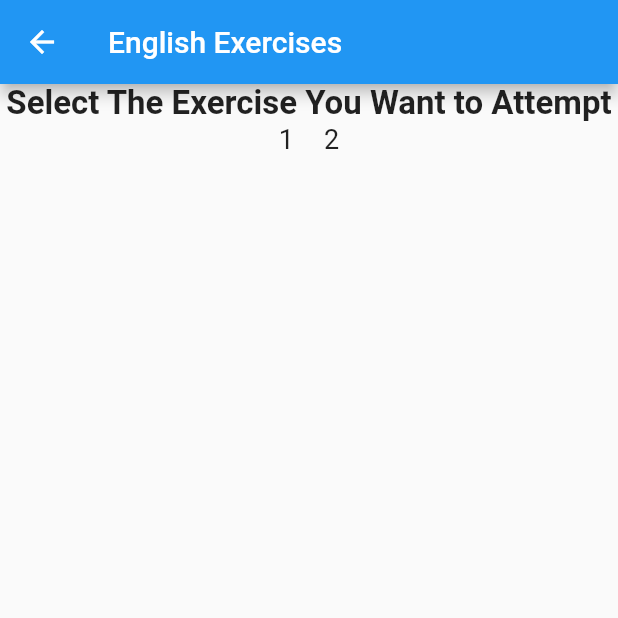
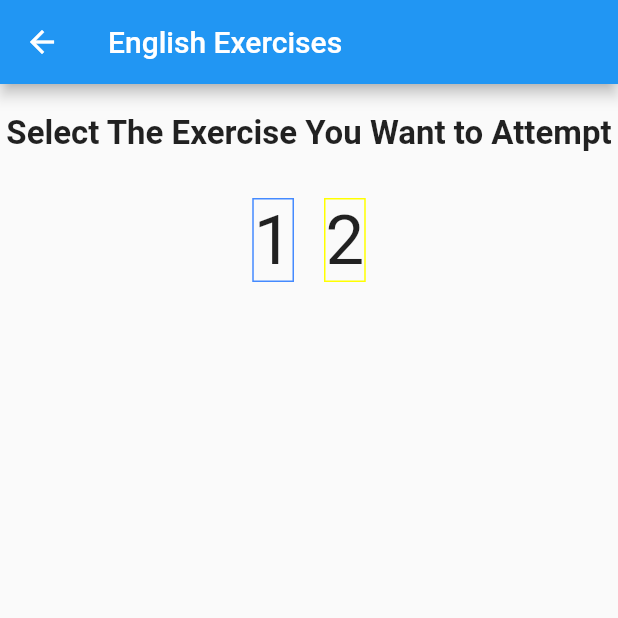
Before and after one commit to zimnhashman/intelligent_teacher, a Flutter app: the UserEnglishSelector screen opened directly, on a phone screen of 412 x 824 dp, the top half of it. Run offline on Flutter 3.47's test engine with Material 2 defaults, Android fonts, the phone set to English and light mode, and no system bars; our stand-ins replace get, shared_preferences, webview_flutter; missing offline and left inert: webview_flutter_web; accounts and stored records are empty.

Commit message:
feat: English Content Page

```diff
--- a/lib/main.dart
+++ b/lib/main.dart
@@ -1,13 +1,16 @@
 import 'package:flutter/material.dart';
 import 'package:get/get_navigation/get_navigation.dart';
 import 'package:get/get.dart';
-import 'package:intelligent_teacher/userLearner/categoryPage.dart';
-import 'package:intelligent_teacher/userLearner/english/englishComprehensionOne.dart';
-import 'package:intelligent_teacher/loginPage.dart';
-import 'package:intelligent_teacher/userLearner/ict/ictQuestionAndAnswer.dart';
-import 'adminTeacher/English/addQuestions.dart';
+import 'package:intelligent_teacher/userLearner/english/englishContentPage.dart';
+import 'package:webview_flutter/webview_flutter.dart';
+import 'package:webview_flutter_web/webview_flutter_web.dart';
+
+
+
 
 void main() {
+  WidgetsFlutterBinding.ensureInitialized();
+  WebView.platform = WebWebViewPlatform();
   runApp(MyApp());
 }
 
@@ -21,8 +24,9 @@ class MyApp extends StatelessWidget {
 
         primarySwatch: Colors.blue,
       ),
-      home: LoginPage(
-      ),
+      home:
+          EnglishContent(),
+      //LoginPage(),
     );
   }
 }
--- a/lib/userLearner/categoryPage.dart
+++ b/lib/userLearner/categoryPage.dart
@@ -5,6 +5,7 @@ import 'package:get/get_navigation/get_navigation.dart';
 import 'package:intelligent_teacher/userLearner/english/englishCategory.dart';
 import 'package:intelligent_teacher/userLearner/ict/ictQuestionAndAnswer.dart';
 
+import 'english/englishNavigator.dart';
 import 'maths/mathsQuestions.dart';
 
 
@@ -42,7 +43,7 @@ class UserCategories extends StatelessWidget {
                       width: 250,
                       child: GestureDetector(
                         onTap: () => Get.to(
-                          UserEnglishSelector()
+                          EnglishNavigator()
                         ),
                         child: Column(
                           children: [
--- a/lib/userLearner/english/englishCategory.dart
+++ b/lib/userLearner/english/englishCategory.dart
@@ -32,11 +32,14 @@ class _UserEnglishSelectorState extends State<UserEnglishSelector> {
           if (snapshot.hasData == true) {
             return Column(
               children: [
+                SizedBox(height: 20.0,),
                 Text('Select The Exercise You Want to Attempt', style: TextStyle(
                   fontWeight: FontWeight.bold,
                   fontSize: 22.0,
                 ),),
+                SizedBox(height: 30.0,),
                 Row(
+                  crossAxisAlignment: CrossAxisAlignment.center,
                   mainAxisAlignment: MainAxisAlignment.center,
                   children: <Widget>[
                     GestureDetector(
@@ -45,8 +48,11 @@ class _UserEnglishSelectorState extends State<UserEnglishSelector> {
                         Get.to(EnglishQuestionAnswerOne());
                       },
                       child: Container(
+                        decoration: BoxDecoration(
+                            border: Border.all(color: Colors.purpleAccent)
+                        ),
                         child: Text('1', style: TextStyle(
-                          fontSize: 18.0,
+                          fontSize: 46.0,
                         ),),
                       ),
                     ),
@@ -59,8 +65,11 @@ class _UserEnglishSelectorState extends State<UserEnglishSelector> {
                         Get.to(EnglishQuestionAnswerTwo());
                       },
                       child: Container(
+                        decoration: BoxDecoration(
+                          border: Border.all(color: Colors.blueAccent)
+                        ),
                         child: Text('2', style: TextStyle(
-                            fontSize: 18.0
+                            fontSize: 46.0
                         ),),
                       ),
                     ),
@@ -73,8 +82,11 @@ class _UserEnglishSelectorState extends State<UserEnglishSelector> {
                         SystemSound.play(SystemSoundType.click),
                         Get.to(EnglishQuestionAnswerThree())},
                       child: Container(
+                        decoration: BoxDecoration(
+                            border: Border.all(color: Colors.redAccent)
+                        ),
                         child: Text('3', style: TextStyle(
-                            fontSize: 18.0
+                            fontSize: 46.0
                         ),),
                       ),
                     ),
@@ -87,8 +99,12 @@ class _UserEnglishSelectorState extends State<UserEnglishSelector> {
                         Get.to(EnglishQuestionAnswerFour());
                       },
                       child: Container(
+                        decoration: BoxDecoration(
+                            border: Border.all(
+                                color: Colors.yellowAccent)
+                        ),
                         child: Text('4', style: TextStyle(
-                            fontSize: 18.0
+                            fontSize: 46.0
                         ),),
                       ),
                     ),
@@ -100,11 +116,14 @@ class _UserEnglishSelectorState extends State<UserEnglishSelector> {
           } else {
             return Column(
               children: [
+                SizedBox(height: 20.0,),
                 Text('Select The Exercise You Want to Attempt', style: TextStyle(
                   fontWeight: FontWeight.bold,
                   fontSize: 22.0,
                 ),),
+                SizedBox(height: 30.0,),
                 Row(
+                  crossAxisAlignment: CrossAxisAlignment.center,
                   mainAxisAlignment: MainAxisAlignment.center,
                   children: <Widget>[
                     GestureDetector(
@@ -113,8 +132,11 @@ class _UserEnglishSelectorState extends State<UserEnglishSelector> {
                         Get.to(EnglishQuestionAnswerOne());
                       },
                       child: Container(
+                        decoration: BoxDecoration(
+                            border: Border.all(color: Colors.blueAccent)
+                        ),
                         child: Text('1', style: TextStyle(
-                          fontSize: 18.0,
+                          fontSize: 46.0,
                         ),),
                       ),
                     ),
@@ -127,8 +149,11 @@ class _UserEnglishSelectorState extends State<UserEnglishSelector> {
                         Get.to(EnglishQuestionAnswerTwo());
                       },
                       child: Container(
+                        decoration: BoxDecoration(
+                            border: Border.all(color: Colors.yellowAccent)
+                        ),
                         child: Text('2', style: TextStyle(
-                            fontSize: 18.0
+                            fontSize: 46.0
                         ),),
                       ),
                     ),
--- a/pubspec.yaml
+++ b/pubspec.yaml
@@ -31,6 +31,9 @@ dependencies:
   get_it:
   get: 4.6.1
   shared_preferences:
+  webview_flutter_web:
+  webview_flutter:
+
 
 dev_dependencies:
   flutter_test:
```
Also changed, not shown: pubspec.lock.
